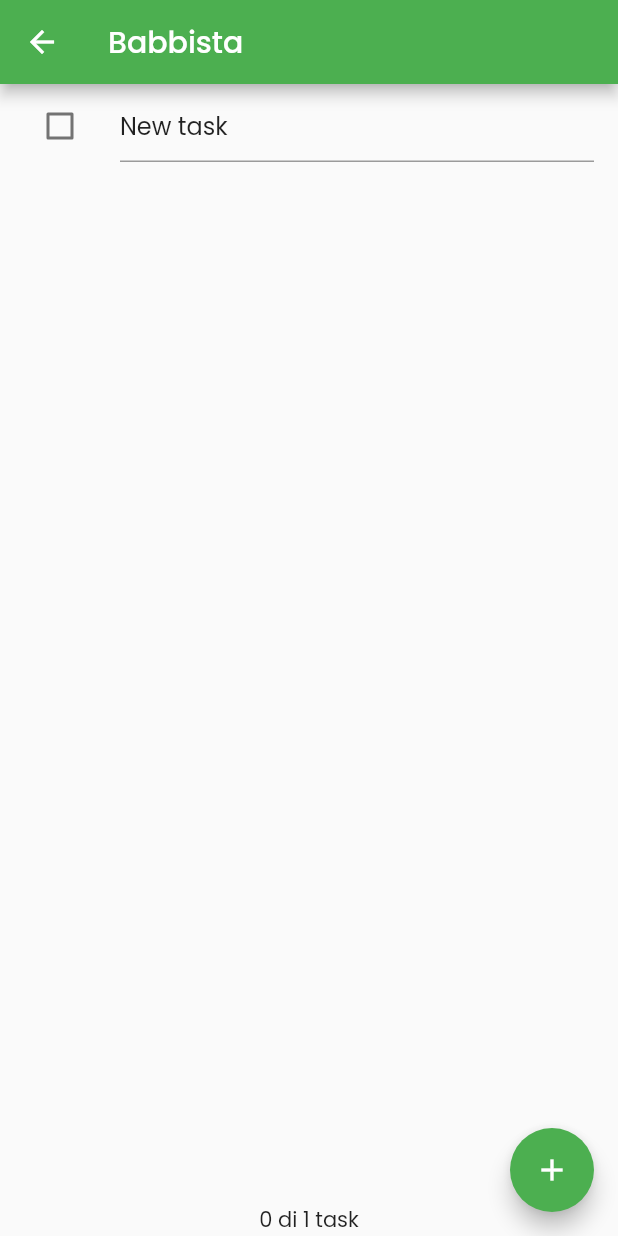
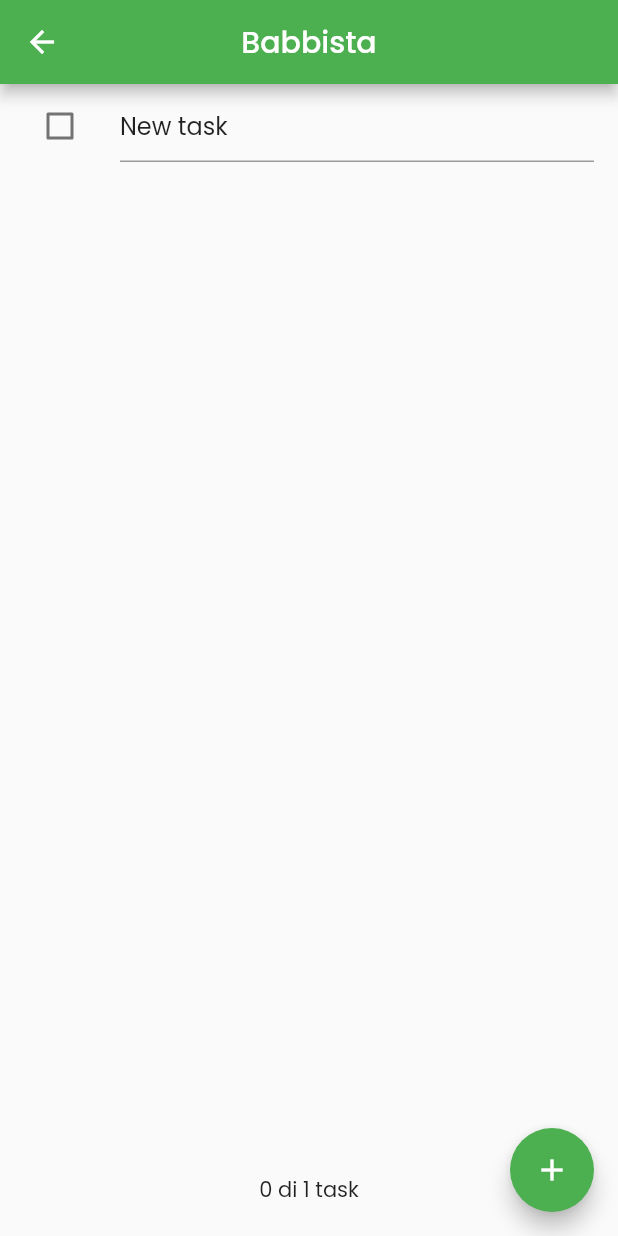
Before and after one commit to nick747/f_babbista, a Flutter app: the PlanScreen screen opened directly with empty values, after a tap on the "add" icon, on a phone screen of 412 x 824 dp. Run offline on Flutter 3.47's test engine with Material 2 defaults, Android fonts, the light colour scheme and no system bars; our stand-ins replace google_fonts.

Commit message:
Centered AppBar text

```diff
--- a/lib/views/plan_screen.dart
+++ b/lib/views/plan_screen.dart
@@ -39,11 +39,15 @@ class _PlanScreenState extends State<PlanScreen> {
         return Future.value(true);
       },
       child: Scaffold(
-        appBar: AppBar(title: const Text("Babbista")),
+        appBar: AppBar(
+          title: const Text("Babbista"),
+          centerTitle: true,
+        ),
         body: Column(
           children: [
             Expanded(child: _buildList()),
-            SafeArea(child: Text(plan.completenessMessage))
+            SafeArea(child: Text(plan.completenessMessage)),
+            SizedBox(height: 20,),
           ],
         ),
         floatingActionButton: _buildAddTaskButton(),
```
